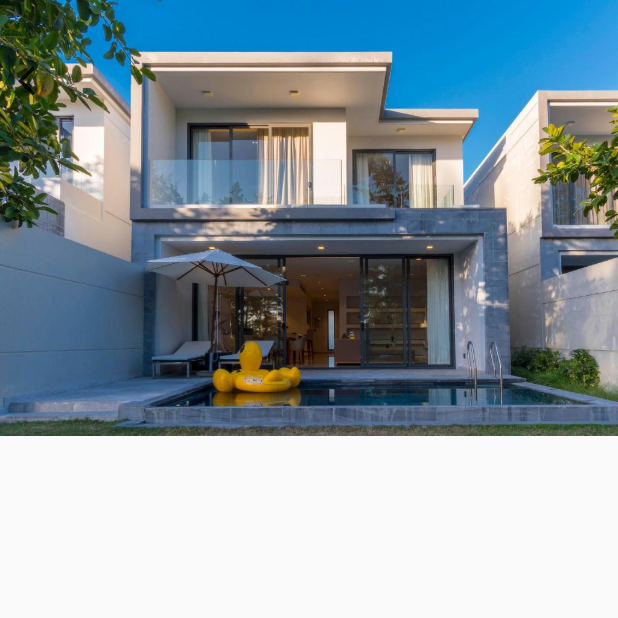
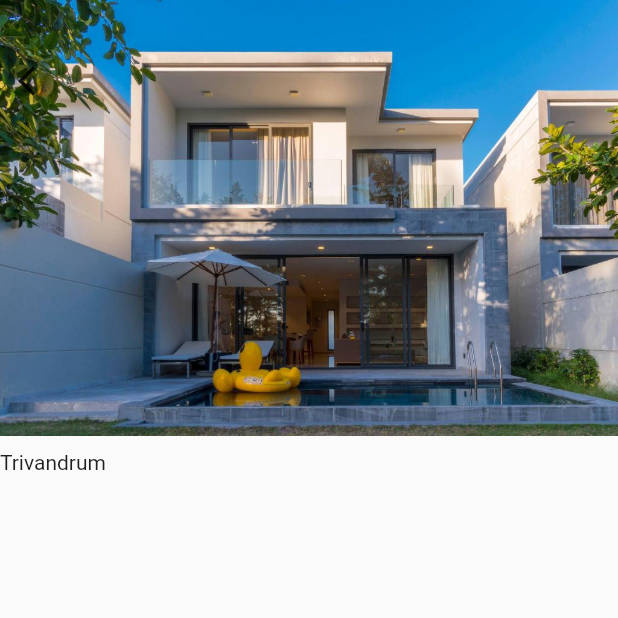
Before and after one commit to gaiusgdcruz/trailapp, a Flutter app: the screen it shows after launch, after a tap on an icon or button, on a phone screen of 412 x 824 dp, the top half of it. Run offline on Flutter 3.47's test engine with Material 2 defaults, Android fonts, the phone set to English and light mode, and no system bars.

Commit message:
Show all details

```diff
--- a/lib/Screens/Showall/showalldetails.dart
+++ b/lib/Screens/Showall/showalldetails.dart
@@ -5,8 +5,11 @@ class ShowAllDetails extends StatelessWidget {
 
   @override
   Widget build(BuildContext context) {
+    Map argu = ModalRoute.of(context).settings.arguments;
+    print(argu);
     return Scaffold(
       body: Column(
+        crossAxisAlignment: CrossAxisAlignment.start,
     children: [
       Stack(
          children: [
@@ -23,7 +26,9 @@ class ShowAllDetails extends StatelessWidget {
            )
            )
          ]
-      )
+      ),
+      const SizedBox(height: 10),
+      Text(argu['place'])
     ],
       ),
     );
```
